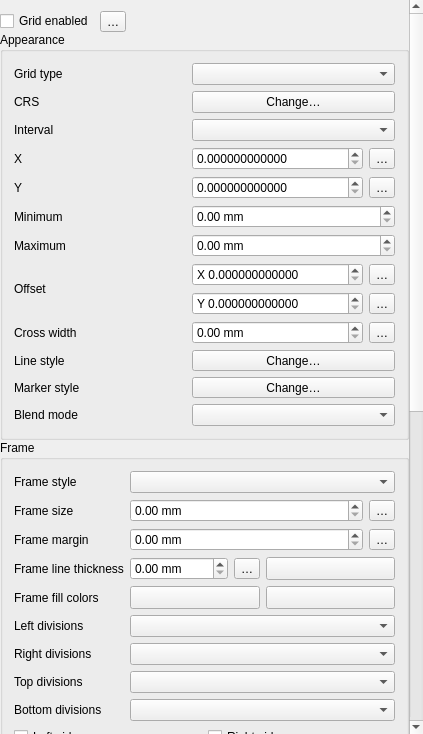
Before: the Qt Designer form src/ui/layout/qgslayoutmapgridwidgetbase.ui in qgis/QGIS, drawn with Qt 5.
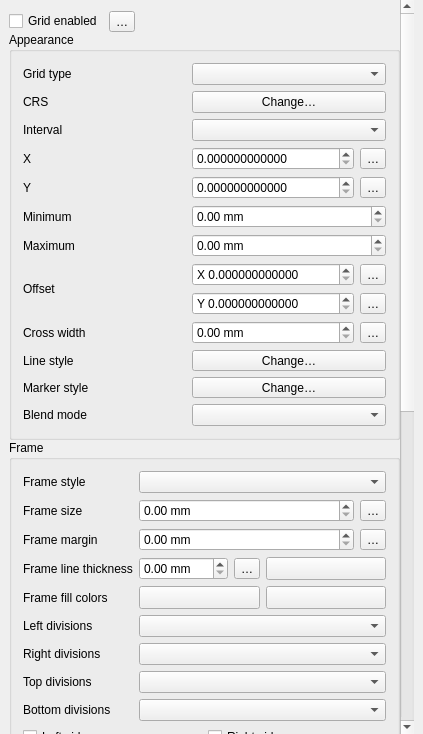
After: the same form once the commit is applied. Icons and pictures are not drawn. Custom widgets are drawn as their Qt base class.

```diff
--- a/src/ui/layout/qgslayoutmapgridwidgetbase.ui
+++ b/src/ui/layout/qgslayoutmapgridwidgetbase.ui
@@ -19,18 +19,18 @@
   <property name="windowTitle">
    <string>Map Options</string>
   </property>
-  <layout class="QVBoxLayout" name="verticalLayout_2">
+  <layout class="QVBoxLayout" name="verticalLayout_2" stretch="6">
    <property name="spacing">
-    <number>0</number>
+    <number>9</number>
    </property>
    <property name="leftMargin">
-    <number>0</number>
+    <number>9</number>
    </property>
    <property name="topMargin">
     <number>0</number>
    </property>
    <property name="rightMargin">
-    <number>0</number>
+    <number>9</number>
    </property>
    <property name="bottomMargin">
     <number>0</number>
```
